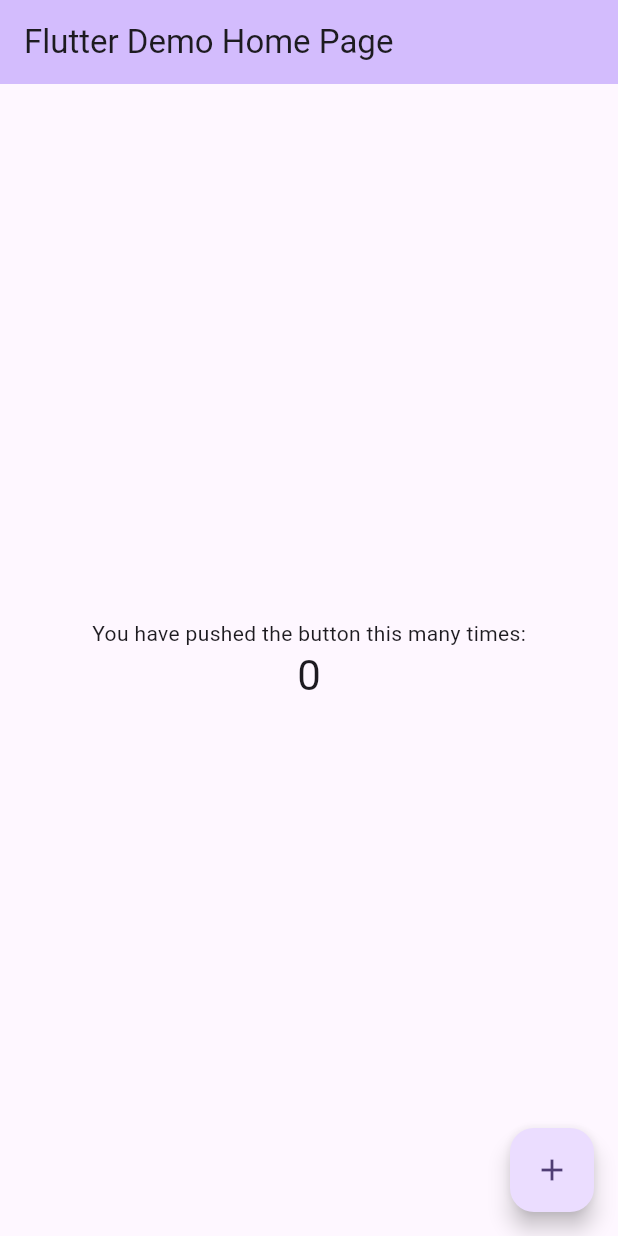
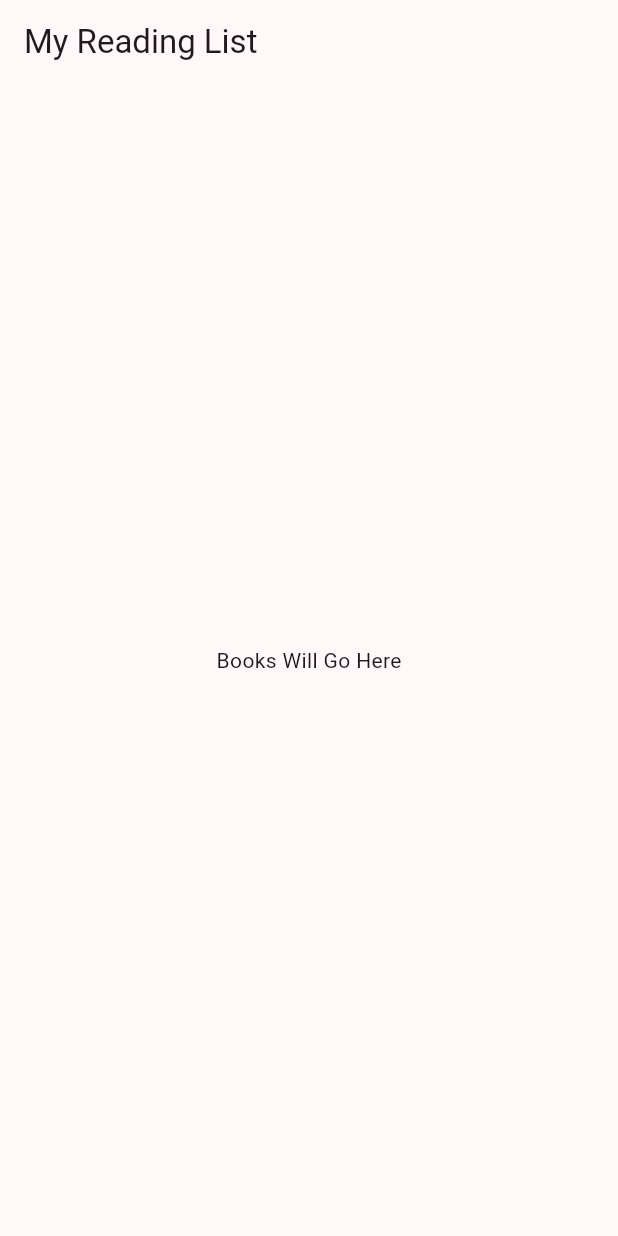
Before and after one commit to MajorBlind/pooks_books, a Flutter app: the screen it shows after launch, on a phone screen of 412 x 824 dp. Run offline on Flutter 3.47's test engine with Material 3 defaults, Android fonts, the phone set to English and light mode, and no system bars; our stand-ins replace sqflite_common_ffi; accounts and stored records are empty.

Commit message:
Add book_list_screen stateful widget and adjust main for app

```diff
--- a/lib/main.dart
+++ b/lib/main.dart
@@ -1,122 +1,22 @@
 import 'package:flutter/material.dart';
+import 'screens/book_list_screen.dart';
 
 void main() {
-  runApp(const MyApp());
+  runApp(const PooksBooksApp());
 }
 
-class MyApp extends StatelessWidget {
-  const MyApp({super.key});
+class PooksBooksApp extends StatelessWidget{
+  const PooksBooksApp({super.key});
 
-  // This widget is the root of your application.
   @override
-  Widget build(BuildContext context) {
+  Widget build(BuildContext context){
     return MaterialApp(
-      title: 'Flutter Demo',
+      title: 'pooks_books',
       theme: ThemeData(
-        // This is the theme of your application.
-        //
-        // TRY THIS: Try running your application with "flutter run". You'll see
-        // the application has a purple toolbar. Then, without quitting the app,
-        // try changing the seedColor in the colorScheme below to Colors.green
-        // and then invoke "hot reload" (save your changes or press the "hot
-        // reload" button in a Flutter-supported IDE, or press "r" if you used
-        // the command line to start the app).
-        //
-        // Notice that the counter didn't reset back to zero; the application
-        // state is not lost during the reload. To reset the state, use hot
-        // restart instead.
-        //
-        // This works for code too, not just values: Most code changes can be
-        // tested with just a hot reload.
-        colorScheme: .fromSeed(seedColor: Colors.deepPurple),
+        colorScheme: ColorScheme.fromSeed(seedColor: Colors.pink.shade100),
+        useMaterial3: true,
       ),
-      home: const MyHomePage(title: 'Flutter Demo Home Page'),
+      home: const BookListScreen(),
     );
   }
 }
-
-class MyHomePage extends StatefulWidget {
-  const MyHomePage({super.key, required this.title});
-
-  // This widget is the home page of your application. It is stateful, meaning
-  // that it has a State object (defined below) that contains fields that affect
-  // how it looks.
-
-  // This class is the configuration for the state. It holds the values (in this
-  // case the title) provided by the parent (in this case the App widget) and
-  // used by the build method of the State. Fields in a Widget subclass are
-  // always marked "final".
-
-  final String title;
-
-  @override
-  State<MyHomePage> createState() => _MyHomePageState();
-}
-
-class _MyHomePageState extends State<MyHomePage> {
-  int _counter = 0;
-
-  void _incrementCounter() {
-    setState(() {
-      // This call to setState tells the Flutter framework that something has
-      // changed in this State, which causes it to rerun the build method below
-      // so that the display can reflect the updated values. If we changed
-      // _counter without calling setState(), then the build method would not be
-      // called again, and so nothing would appear to happen.
-      _counter++;
-    });
-  }
-
-  @override
-  Widget build(BuildContext context) {
-    // This method is rerun every time setState is called, for instance as done
-    // by the _incrementCounter method above.
-    //
-    // The Flutter framework has been optimized to make rerunning build methods
-    // fast, so that you can just rebuild anything that needs updating rather
-    // than having to individually change instances of widgets.
-    return Scaffold(
-      appBar: AppBar(
-        // TRY THIS: Try changing the color here to a specific color (to
-        // Colors.amber, perhaps?) and trigger a hot reload to see the AppBar
-        // change color while the other colors stay the same.
-        backgroundColor: Theme.of(context).colorScheme.inversePrimary,
-        // Here we take the value from the MyHomePage object that was created by
-        // the App.build method, and use it to set our appbar title.
-        title: Text(widget.title),
-      ),
-      body: Center(
-        // Center is a layout widget. It takes a single child and positions it
-        // in the middle of the parent.
-        child: Column(
-          // Column is also a layout widget. It takes a list of children and
-          // arranges them vertically. By default, it sizes itself to fit its
-          // children horizontally, and tries to be as tall as its parent.
-          //
-          // Column has various properties to control how it sizes itself and
-          // how it positions its children. Here we use mainAxisAlignment to
-          // center the children vertically; the main axis here is the vertical
-          // axis because Columns are vertical (the cross axis would be
-          // horizontal).
-          //
-          // TRY THIS: Invoke "debug painting" (choose the "Toggle Debug Paint"
-          // action in the IDE, or press "p" in the console), to see the
-          // wireframe for each widget.
-          mainAxisAlignment: .center,
-          children: [
-            const Text('You have pushed the button this many times:'),
-            Text(
-              '$_counter',
-              style: Theme.of(context).textTheme.headlineMedium,
-            ),
-          ],
-        ),
-      ),
-      floatingActionButton: FloatingActionButton(
-        onPressed: _incrementCounter,
-        tooltip: 'Increment',
-        child: const Icon(Icons.add),
-      ),
-    );
-  }
-}
--- /dev/null
+++ b/lib/screens/book_list_screen.dart
@@ -0,0 +1,23 @@
+import 'package:flutter/material.dart';
+import '../models/book.dart';
+import '../database/database_helper.dart';
+
+// Stateful widget for having book list on screen
+class BookListScreen extends StatefulWidget {
+  const BookListScreen({super.key});
+
+  @override
+  State<BookListScreen> createState() => _BookListScreenState();
+}
+
+class _BookListScreenState extends State<BookListScreen> {
+  List<Book> books = [];
+
+  @override
+  Widget build(BuildContext context){
+    return Scaffold(
+      appBar: AppBar(title: const Text('My Reading List')),
+      body: const Center(child: Text('Books Will Go Here')),
+    );
+  }
+}
```
